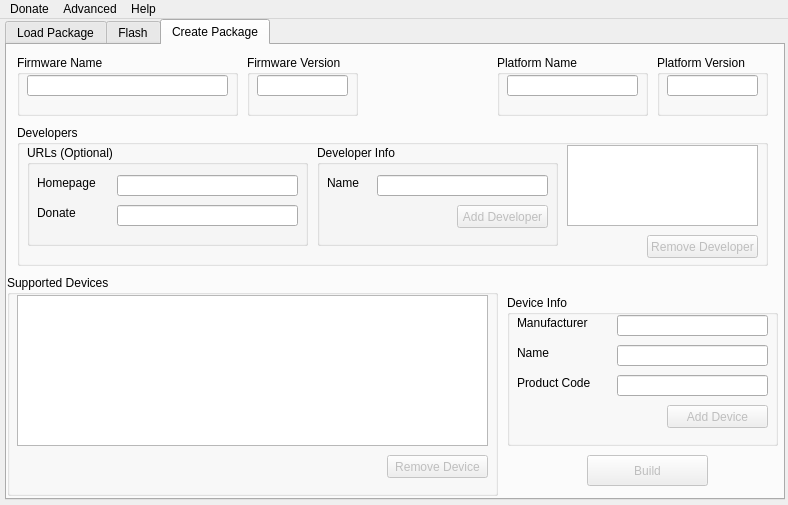
Benjamin-Dobell/Heimdall, file heimdall-frontend/mainwindow.ui: the form before one commit.
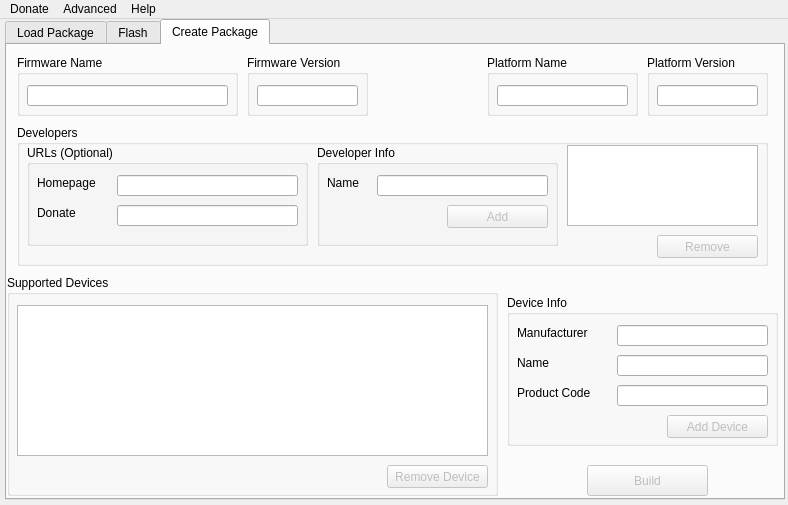
The form after the commit. The open tabs and pages were chosen to show the change.

The edit to the form file:
```diff
--- a/heimdall-frontend/mainwindow.ui
+++ b/heimdall-frontend/mainwindow.ui
@@ -757,7 +757,7 @@
        <property name="geometry">
         <rect>
          <x>10</x>
-         <y>20</y>
+         <y>30</y>
          <width>471</width>
          <height>151</height>
         </rect>
@@ -770,7 +770,7 @@
        <property name="geometry">
         <rect>
          <x>380</x>
-         <y>180</y>
+         <y>190</y>
          <width>101</width>
          <height>23</height>
         </rect>
@@ -785,7 +785,7 @@
        <rect>
         <x>240</x>
         <y>10</y>
-        <width>111</width>
+        <width>121</width>
         <height>61</height>
        </rect>
       </property>
@@ -799,8 +799,8 @@
        <property name="geometry">
         <rect>
          <x>10</x>
-         <y>20</y>
-         <width>91</width>
+         <y>30</y>
+         <width>101</width>
          <height>21</height>
         </rect>
        </property>
@@ -812,7 +812,7 @@
      <widget class="QGroupBox" name="createPlatformNameGroup">
       <property name="geometry">
        <rect>
-        <x>490</x>
+        <x>480</x>
         <y>10</y>
         <width>151</width>
         <height>61</height>
@@ -828,7 +828,7 @@
        <property name="geometry">
         <rect>
          <x>10</x>
-         <y>20</y>
+         <y>30</y>
          <width>131</width>
          <height>21</height>
         </rect>
@@ -857,7 +857,7 @@
        <property name="geometry">
         <rect>
          <x>10</x>
-         <y>20</y>
+         <y>30</y>
          <width>201</width>
          <height>21</height>
         </rect>
@@ -939,14 +939,14 @@
         </property>
         <property name="geometry">
          <rect>
-          <x>140</x>
+          <x>130</x>
           <y>60</y>
-          <width>91</width>
+          <width>101</width>
           <height>23</height>
          </rect>
         </property>
         <property name="text">
-         <string>Add Developer</string>
+         <string>Add</string>
         </property>
        </widget>
       </widget>
@@ -956,14 +956,14 @@
        </property>
        <property name="geometry">
         <rect>
-         <x>630</x>
+         <x>640</x>
          <y>110</y>
-         <width>111</width>
+         <width>101</width>
          <height>23</height>
         </rect>
        </property>
        <property name="text">
-        <string>Remove Developer</string>
+        <string>Remove</string>
        </property>
       </widget>
       <widget class="QGroupBox" name="createUrlsGroup">
@@ -1041,9 +1041,9 @@
      <widget class="QGroupBox" name="createPlatformVersionGroup">
       <property name="geometry">
        <rect>
-        <x>650</x>
+        <x>640</x>
         <y>10</y>
-        <width>111</width>
+        <width>121</width>
         <height>61</height>
        </rect>
       </property>
@@ -1057,8 +1057,8 @@
        <property name="geometry">
         <rect>
          <x>10</x>
-         <y>20</y>
-         <width>91</width>
+         <y>30</y>
+         <width>101</width>
          <height>21</height>
         </rect>
        </property>
@@ -1083,7 +1083,7 @@
        <property name="geometry">
         <rect>
          <x>10</x>
-         <y>50</y>
+         <y>60</y>
          <width>91</width>
          <height>16</height>
         </rect>
@@ -1099,7 +1099,7 @@
        <property name="geometry">
         <rect>
          <x>110</x>
-         <y>50</y>
+         <y>60</y>
          <width>151</width>
          <height>21</height>
         </rect>
@@ -1112,7 +1112,7 @@
        <property name="geometry">
         <rect>
          <x>10</x>
-         <y>20</y>
+         <y>30</y>
          <width>91</width>
          <height>16</height>
         </rect>
@@ -1128,7 +1128,7 @@
        <property name="geometry">
         <rect>
          <x>110</x>
-         <y>20</y>
+         <y>30</y>
          <width>151</width>
          <height>21</height>
         </rect>
@@ -1141,7 +1141,7 @@
        <property name="geometry">
         <rect>
          <x>10</x>
-         <y>80</y>
+         <y>90</y>
          <width>91</width>
          <height>16</height>
         </rect>
@@ -1157,7 +1157,7 @@
        <property name="geometry">
         <rect>
          <x>110</x>
-         <y>80</y>
+         <y>90</y>
          <width>151</width>
          <height>21</height>
         </rect>
@@ -1173,7 +1173,7 @@
        <property name="geometry">
         <rect>
          <x>160</x>
-         <y>110</y>
+         <y>120</y>
          <width>101</width>
          <height>23</height>
         </rect>
@@ -1190,7 +1190,7 @@
       <property name="geometry">
        <rect>
         <x>580</x>
-        <y>410</y>
+        <y>420</y>
         <width>121</width>
         <height>31</height>
        </rect>
```
Left out of the diff: 66 changed lines with no effect on the pictures.
